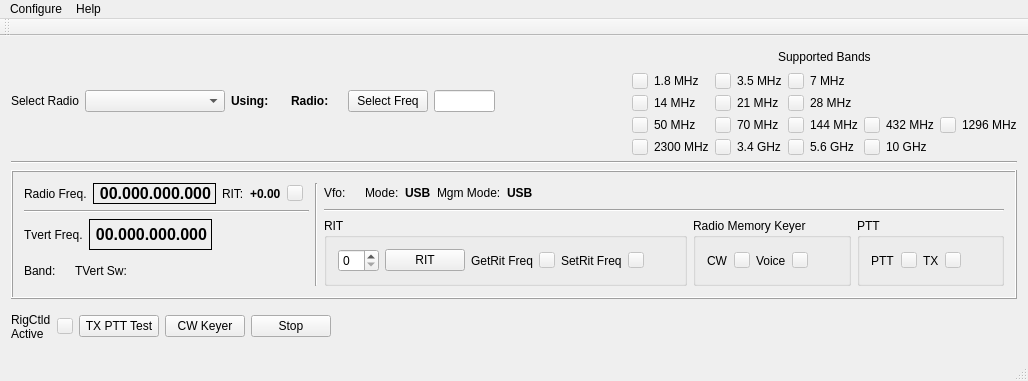
Above: mqt/MqtRigControl/rigcontrolmainwindow.ui from Rsclub22/Minos2-Mirror before the change. Below: the same form after it.
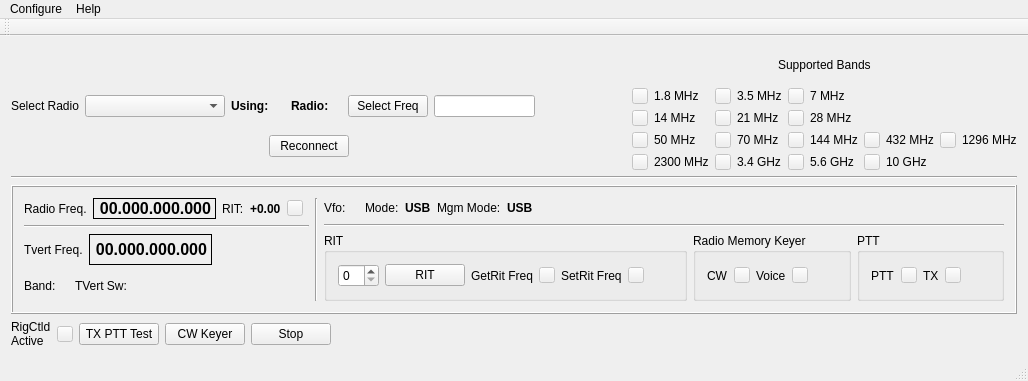
That is the form after the change. Custom widgets are drawn as their Qt base class.

Commit message: Add a reconnect button

```diff
--- a/mqt/MqtRigControl/rigcontrolmainwindow.ui
+++ b/mqt/MqtRigControl/rigcontrolmainwindow.ui
@@ -16,7 +16,22 @@
   <widget class="QWidget" name="centralWidget">
    <layout class="QVBoxLayout" name="verticalLayout_6">
     <item>
+     <layout class="QHBoxLayout" name="horizontalLayout_29">
+      <item>
      <layout class="QVBoxLayout" name="verticalLayout_2">
+        <item>
+         <spacer name="verticalSpacer">
+          <property name="orientation">
+           <enum>Qt::Vertical</enum>
+          </property>
+          <property name="sizeHint" stdset="0">
+           <size>
+            <width>20</width>
+            <height>40</height>
+           </size>
+          </property>
+         </spacer>
+        </item>
       <item>
        <layout class="QHBoxLayout" name="horizontalLayout_9">
         <item>
@@ -103,11 +118,65 @@
           </property>
           <property name="sizeHint" stdset="0">
            <size>
-            <width>178</width>
-            <height>18</height>
+              <width>98</width>
+              <height>17</height>
            </size>
           </property>
          </spacer>
+          </item>
+         </layout>
+        </item>
+        <item>
+         <layout class="QHBoxLayout" name="horizontalLayout_28">
+          <item>
+           <spacer name="horizontalSpacer_12">
+            <property name="orientation">
+             <enum>Qt::Horizontal</enum>
+            </property>
+            <property name="sizeHint" stdset="0">
+             <size>
+              <width>40</width>
+              <height>20</height>
+             </size>
+            </property>
+           </spacer>
+          </item>
+          <item>
+           <widget class="QPushButton" name="reconnectButton">
+            <property name="text">
+             <string>Reconnect</string>
+            </property>
+           </widget>
+          </item>
+          <item>
+           <spacer name="verticalSpacer_2">
+            <property name="orientation">
+             <enum>Qt::Vertical</enum>
+            </property>
+            <property name="sizeHint" stdset="0">
+             <size>
+              <width>20</width>
+              <height>40</height>
+             </size>
+            </property>
+           </spacer>
+          </item>
+          <item>
+           <spacer name="horizontalSpacer_13">
+            <property name="orientation">
+             <enum>Qt::Horizontal</enum>
+            </property>
+            <property name="sizeHint" stdset="0">
+             <size>
+              <width>40</width>
+              <height>20</height>
+             </size>
+            </property>
+           </spacer>
+          </item>
+         </layout>
+        </item>
+       </layout>
         </item>
         <item>
          <layout class="QVBoxLayout" name="verticalLayout_4">
@@ -1070,8 +1139,6 @@
          </item>
         </layout>
        </widget>
-      </item>
-     </layout>
     </item>
     <item>
      <layout class="QHBoxLayout" name="horizontalLayout_16">
```
Lines whose indentation alone changed are shown as unchanged. The commit also changes 4 other files.
